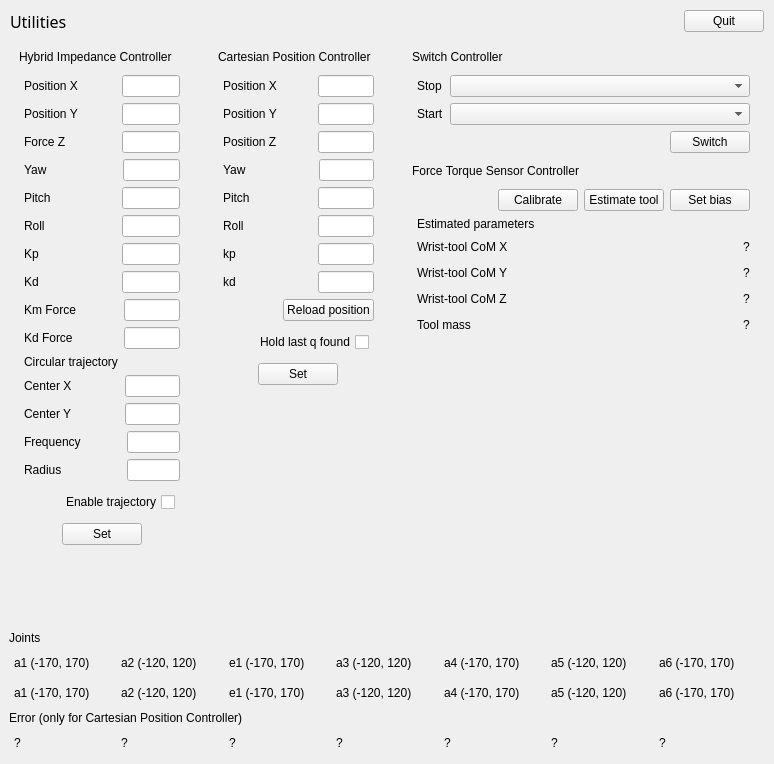
The window that ui/main_window.ui (xEnVrE/controller_switcher) describes before a commit, drawn with Qt 5.
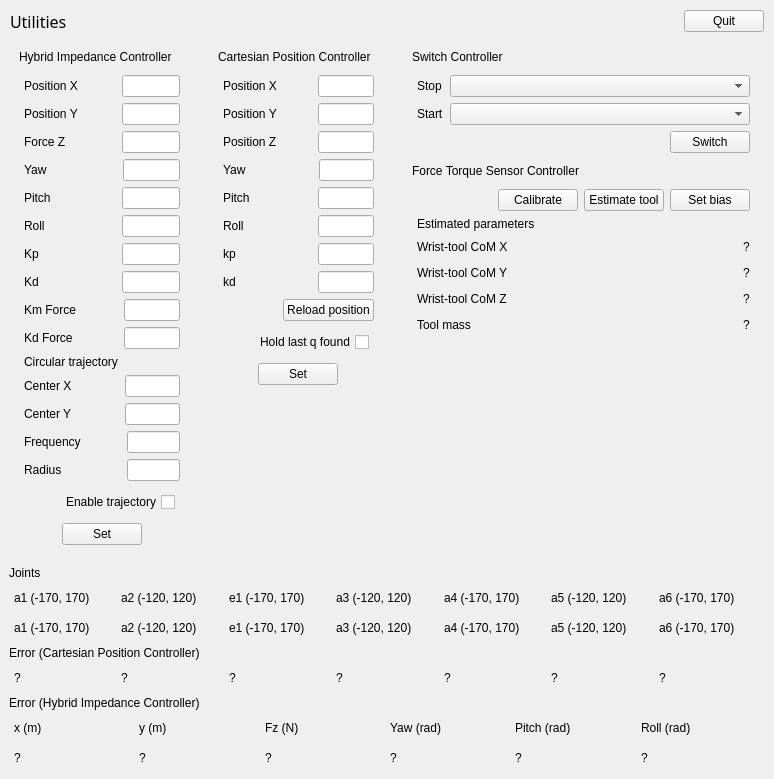
The same window after the commit. Icons and pictures are not drawn.

Commit message: display position, attitude and force errors for hybrid impedance controller

Patch:
```diff
--- a/ui/main_window.ui
+++ b/ui/main_window.ui
@@ -1716,7 +1716,7 @@
         <item>
          <widget class="QLabel" name="label_46">
           <property name="text">
-           <string>Error (only for Cartesian Position Controller)</string>
+           <string>Error (Cartesian Position Controller)</string>
           </property>
          </widget>
         </item>
@@ -1785,6 +1785,129 @@
           </item>
          </layout>
         </item>
+        <item>
+         <widget class="QLabel" name="label_47">
+          <property name="text">
+           <string>Error (Hybrid Impedance Controller)</string>
+          </property>
+         </widget>
+        </item>
+        <item>
+         <layout class="QHBoxLayout" name="horizontalLayout_31">
+          <property name="leftMargin">
+           <number>5</number>
+          </property>
+          <property name="topMargin">
+           <number>5</number>
+          </property>
+          <property name="rightMargin">
+           <number>5</number>
+          </property>
+          <property name="bottomMargin">
+           <number>5</number>
+          </property>
+          <item>
+           <widget class="QLabel" name="labelCart_x">
+            <property name="text">
+             <string>x (m)</string>
+            </property>
+           </widget>
+          </item>
+          <item>
+           <widget class="QLabel" name="labelCart_y">
+            <property name="text">
+             <string>y (m)</string>
+            </property>
+           </widget>
+          </item>
+          <item>
+           <widget class="QLabel" name="labelCart_Fz">
+            <property name="text">
+             <string>Fz (N)</string>
+            </property>
+           </widget>
+          </item>
+          <item>
+           <widget class="QLabel" name="labelCart_yaw">
+            <property name="text">
+             <string>Yaw (rad)</string>
+            </property>
+           </widget>
+          </item>
+          <item>
+           <widget class="QLabel" name="labelCart_pitch">
+            <property name="text">
+             <string>Pitch (rad)</string>
+            </property>
+           </widget>
+          </item>
+          <item>
+           <widget class="QLabel" name="labelCart_roll">
+            <property name="text">
+             <string>Roll (rad)</string>
+            </property>
+           </widget>
+          </item>
+         </layout>
+        </item>
+        <item>
+         <layout class="QHBoxLayout" name="horizontalLayout_42">
+          <property name="leftMargin">
+           <number>5</number>
+          </property>
+          <property name="topMargin">
+           <number>5</number>
+          </property>
+          <property name="rightMargin">
+           <number>5</number>
+          </property>
+          <property name="bottomMargin">
+           <number>5</number>
+          </property>
+          <item>
+           <widget class="QLabel" name="textCart_x_err">
+            <property name="text">
+             <string>?</string>
+            </property>
+           </widget>
+          </item>
+          <item>
+           <widget class="QLabel" name="textCart_y_err">
+            <property name="text">
+             <string>?</string>
+            </property>
+           </widget>
+          </item>
+          <item>
+           <widget class="QLabel" name="textCart_Fz_err">
+            <property name="text">
+             <string>?</string>
+            </property>
+           </widget>
+          </item>
+          <item>
+           <widget class="QLabel" name="textCart_yaw_err">
+            <property name="text">
+             <string>?</string>
+            </property>
+           </widget>
+          </item>
+          <item>
+           <widget class="QLabel" name="textCart_pitch_err">
+            <property name="text">
+             <string>?</string>
+            </property>
+           </widget>
+          </item>
+          <item>
+           <widget class="QLabel" name="textCart_roll_err">
+            <property name="text">
+             <string>?</string>
+            </property>
+           </widget>
+          </item>
+         </layout>
+        </item>
        </layout>
       </item>
      </layout>
```
The commit also changes 4 other files.
